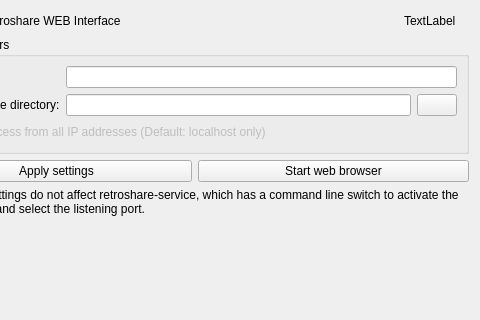
Old version of the form retroshare-gui/src/gui/settings/WebuiPage.ui in the repository RetroShare/RetroShare; both pictures show x 90 to 570 and y 0 to 320 of the 570 by 646 pixel window.
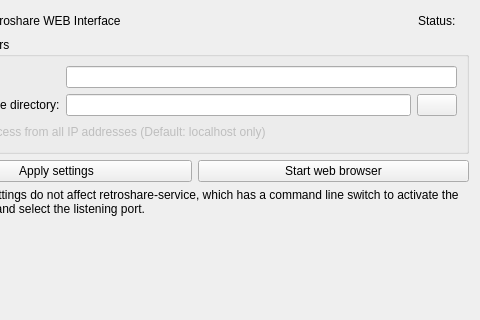
New version of the form. Icons and pictures are not drawn.

Patch:
```diff
--- a/retroshare-gui/src/gui/settings/WebuiPage.ui
+++ b/retroshare-gui/src/gui/settings/WebuiPage.ui
@@ -39,7 +39,7 @@
      <item>
       <widget class="QLabel" name="label_3">
        <property name="text">
-        <string>TextLabel</string>
+        <string>Status:</string>
        </property>
       </widget>
      </item>
```
